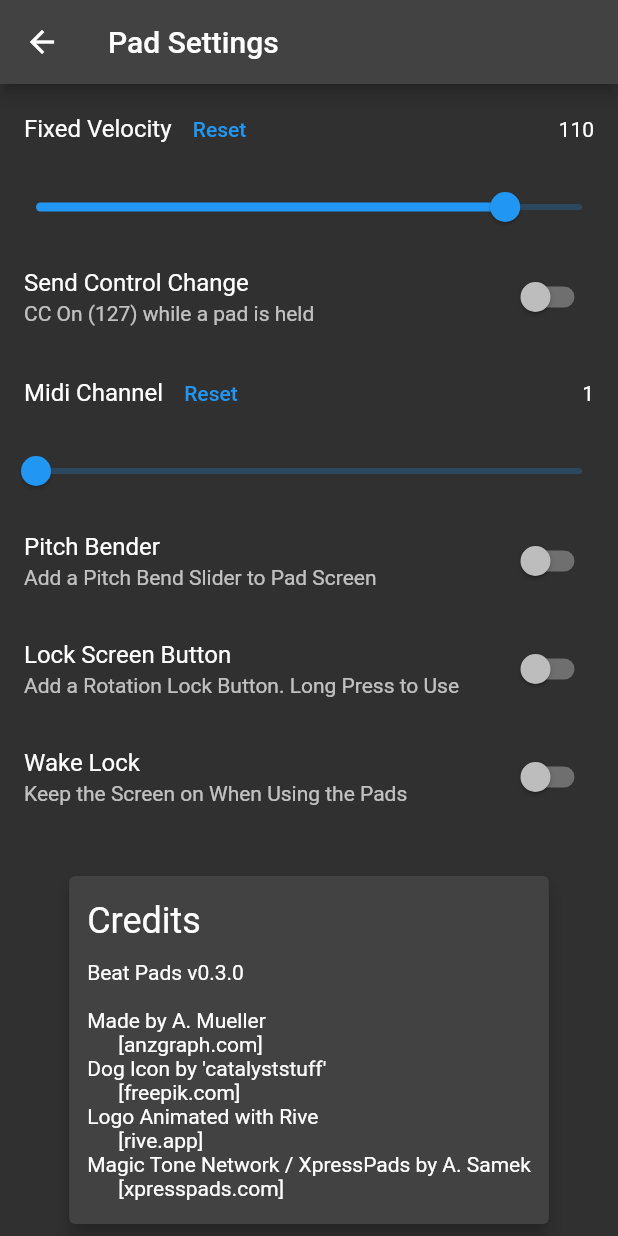
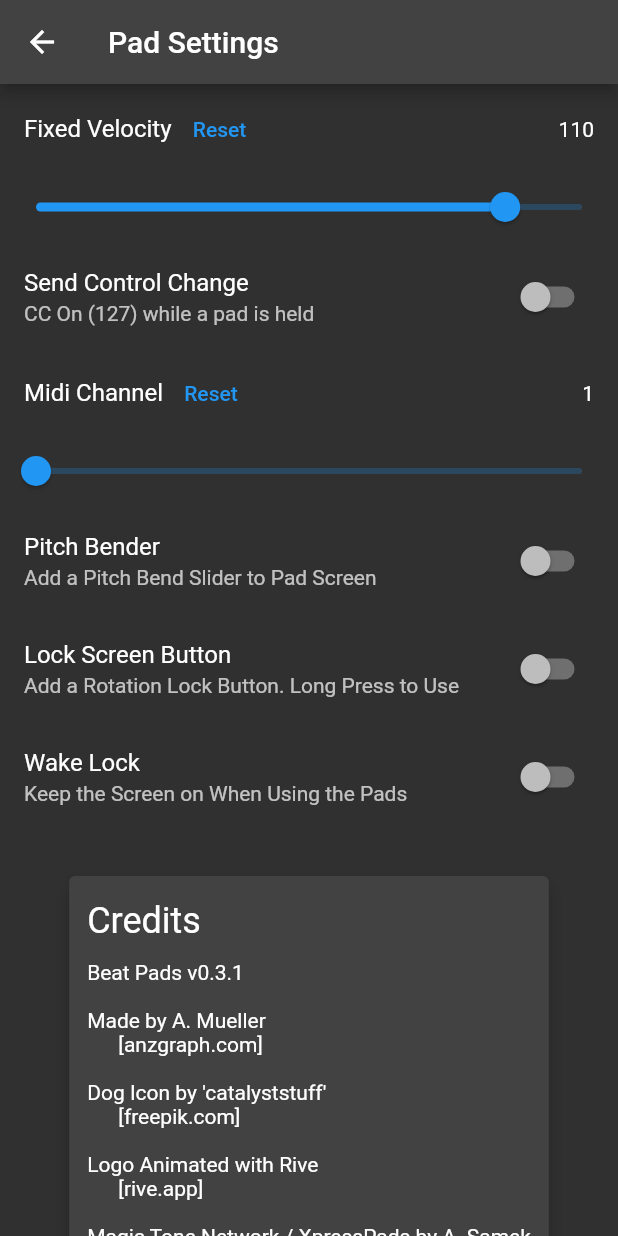
Before and after one commit to anzbert/beat_pads, a Flutter app: the PadsScreen screen opened directly, scrolled down 647 dp, on a phone screen of 412 x 824 dp. Run offline on Flutter 3.47's test engine with Material 2 defaults, Android fonts, the light colour scheme and no system bars; our stand-ins replace animated_text_kit, rive, wakelock; missing offline and left inert: flutter_midi_command.

Commit message:
minor stuff

```diff
--- a/lib/components/pads_menu.dart
+++ b/lib/components/pads_menu.dart
@@ -133,11 +133,11 @@ class PadsMenu extends StatelessWidget {
           SwitchWakeLock(),
           InfoBox(
             [
-              "Beat Pads v0.3.0\n",
-              "Made by A. Mueller\n      [anzgraph.com]",
-              "Dog Icon by 'catalyststuff'\n      [freepik.com]",
-              "Logo Animated with Rive\n      [rive.app]",
-              "Magic Tone Network / XpressPads by A. Samek\n      [xpresspads.com]"
+              "Beat Pads v0.3.1\n",
+              "Made by A. Mueller\n      [anzgraph.com]\n",
+              "Dog Icon by 'catalyststuff'\n      [freepik.com]\n",
+              "Logo Animated with Rive\n      [rive.app]\n",
+              "Magic Tone Network / XpressPads by A. Samek\n      [xpresspads.com]\n"
             ],
             header: "Credits",
           )
--- a/lib/screens/screen_pads.dart
+++ b/lib/screens/screen_pads.dart
@@ -34,12 +34,13 @@ class PadsScreen extends StatelessWidget {
                 ? LockScreenButton()
                 : null,
         body: SafeArea(
-          child: Provider.of<Settings>(context, listen: true).pitchBend
-              ? Row(
+            child: Row(
           children: [
+            if (Provider.of<Settings>(context, listen: true).pitchBend)
               SizedBox(
                 width: 50,
               ),
+            if (Provider.of<Settings>(context, listen: true).pitchBend)
               RotatedBox(
                 quarterTurns: 1,
                 child: PitchBender(),
@@ -49,9 +50,7 @@ class PadsScreen extends StatelessWidget {
               child: VariablePads(),
             )
           ],
-                )
-              : VariablePads(),
-        ),
+        )),
       );
     }
   }
```
Lines whose indentation alone changed are shown as unchanged.
